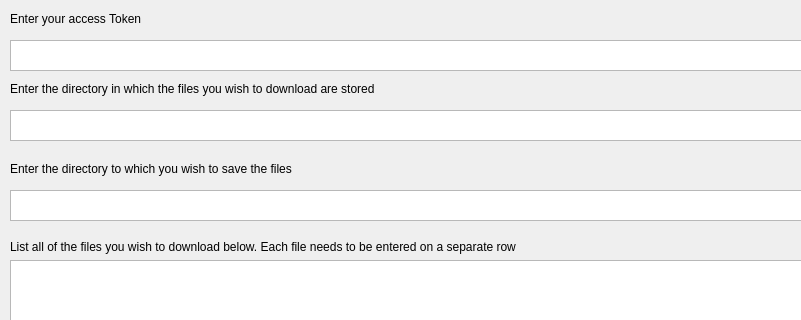
The window that layout.ui (NiklasIP/dropbox_downloader) describes before a commit, drawn with Qt 5; both pictures show x 0 to 801 and y 0 to 320 of the 883 by 629 pixel window.
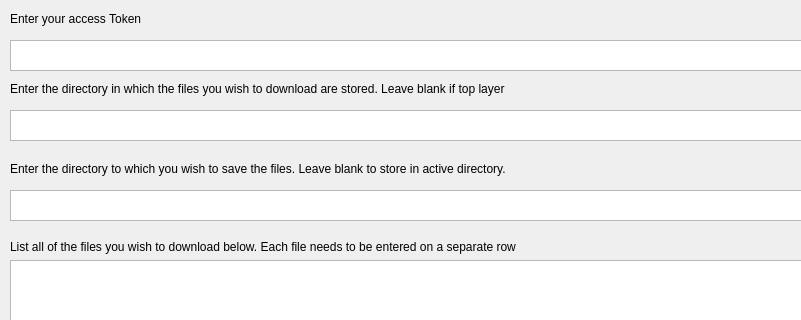
The same window after the commit.

Commit message: Improved error handling

The edit to the form file:
```diff
--- a/layout.ui
+++ b/layout.ui
@@ -101,7 +101,7 @@
     </rect>
    </property>
    <property name="text">
-    <string>Enter the directory in which the files you wish to download are stored</string>
+    <string>Enter the directory in which the files you wish to download are stored. Leave blank if top layer</string>
    </property>
   </widget>
   <widget class="QLabel" name="label_4">
@@ -114,7 +114,7 @@
     </rect>
    </property>
    <property name="text">
-    <string>Enter the directory to which you wish to save the files</string>
+    <string>Enter the directory to which you wish to save the files. Leave blank to store in active directory.</string>
    </property>
   </widget>
   <widget class="QLabel" name="label_5">
```
The commit also changes 2 other files.
